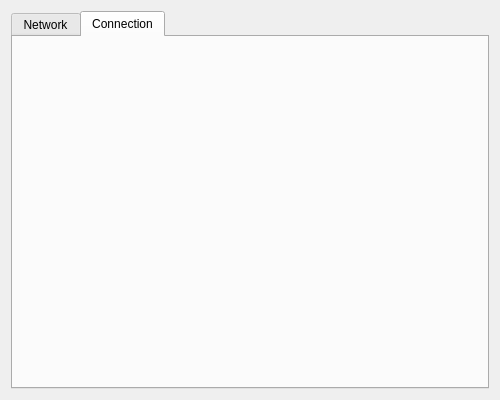
Before: the Qt Designer form makneto/src/prefs_base.ui in pihhan/makneto, drawn with Qt 5.
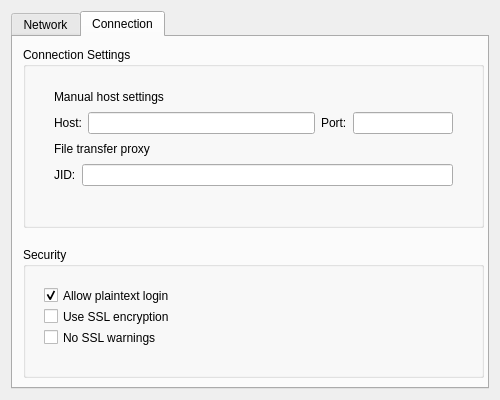
After: the same form once the commit is applied. The open tabs and pages were chosen to show the change.

Commit message: Advanced connection settings

Patch:
```diff
--- a/makneto/src/prefs_base.ui
+++ b/makneto/src/prefs_base.ui
@@ -121,11 +121,150 @@
      </widget>
      <widget class="QWidget" name="tab_2" >
       <property name="enabled" >
-       <bool>false</bool>
+       <bool>true</bool>
       </property>
       <attribute name="title" >
        <string>Connection</string>
       </attribute>
+      <widget class="QGroupBox" name="groupBox_3" >
+       <property name="enabled" >
+        <bool>true</bool>
+       </property>
+       <property name="geometry" >
+        <rect>
+         <x>10</x>
+         <y>10</y>
+         <width>461</width>
+         <height>181</height>
+        </rect>
+       </property>
+       <property name="title" >
+        <string>Connection Settings</string>
+       </property>
+       <widget class="QWidget" name="" >
+        <property name="geometry" >
+         <rect>
+          <x>20</x>
+          <y>30</y>
+          <width>421</width>
+          <height>120</height>
+         </rect>
+        </property>
+        <layout class="QVBoxLayout" >
+         <item>
+          <widget class="QLabel" name="label_3" >
+           <property name="text" >
+            <string>Manual host settings</string>
+           </property>
+          </widget>
+         </item>
+         <item>
+          <layout class="QHBoxLayout" >
+           <item>
+            <widget class="QLabel" name="label_4" >
+             <property name="text" >
+              <string>Host:</string>
+             </property>
+            </widget>
+           </item>
+           <item>
+            <widget class="QLineEdit" name="kcfg_jabberHost" />
+           </item>
+           <item>
+            <widget class="QLabel" name="label_5" >
+             <property name="text" >
+              <string>Port:</string>
+             </property>
+            </widget>
+           </item>
+           <item>
+            <widget class="QLineEdit" name="kcfg_jabberPort" >
+             <property name="maximumSize" >
+              <size>
+               <width>100</width>
+               <height>16777215</height>
+              </size>
+             </property>
+            </widget>
+           </item>
+          </layout>
+         </item>
+         <item>
+          <widget class="QLabel" name="label_6" >
+           <property name="text" >
+            <string>File transfer proxy</string>
+           </property>
+          </widget>
+         </item>
+         <item>
+          <layout class="QHBoxLayout" >
+           <item>
+            <widget class="QLabel" name="label_7" >
+             <property name="text" >
+              <string>JID:</string>
+             </property>
+            </widget>
+           </item>
+           <item>
+            <widget class="QLineEdit" name="kcfg_jabberFileTransferJID" />
+           </item>
+          </layout>
+         </item>
+        </layout>
+       </widget>
+      </widget>
+      <widget class="QGroupBox" name="groupBox_4" >
+       <property name="enabled" >
+        <bool>true</bool>
+       </property>
+       <property name="geometry" >
+        <rect>
+         <x>10</x>
+         <y>210</y>
+         <width>461</width>
+         <height>131</height>
+        </rect>
+       </property>
+       <property name="title" >
+        <string>Security</string>
+       </property>
+       <widget class="QWidget" name="" >
+        <property name="geometry" >
+         <rect>
+          <x>10</x>
+          <y>30</y>
+          <width>156</width>
+          <height>79</height>
+         </rect>
+        </property>
+        <layout class="QVBoxLayout" >
+         <item>
+          <widget class="QCheckBox" name="kcfg_allowPlain" >
+           <property name="text" >
+            <string>Allow plaintext login</string>
+           </property>
+           <property name="checked" >
+            <bool>true</bool>
+           </property>
+          </widget>
+         </item>
+         <item>
+          <widget class="QCheckBox" name="kcfg_useSSL" >
+           <property name="text" >
+            <string>Use SSL encryption</string>
+           </property>
+          </widget>
+         </item>
+         <item>
+          <widget class="QCheckBox" name="kcfg_noSSLWarn" >
+           <property name="text" >
+            <string>No SSL warnings</string>
+           </property>
+          </widget>
+         </item>
+        </layout>
+       </widget>
+      </widget>
      </widget>
     </widget>
    </item>
```
Left out of the diff: 6 changed lines with no effect on the pictures. The commit also changes 1 other file.
